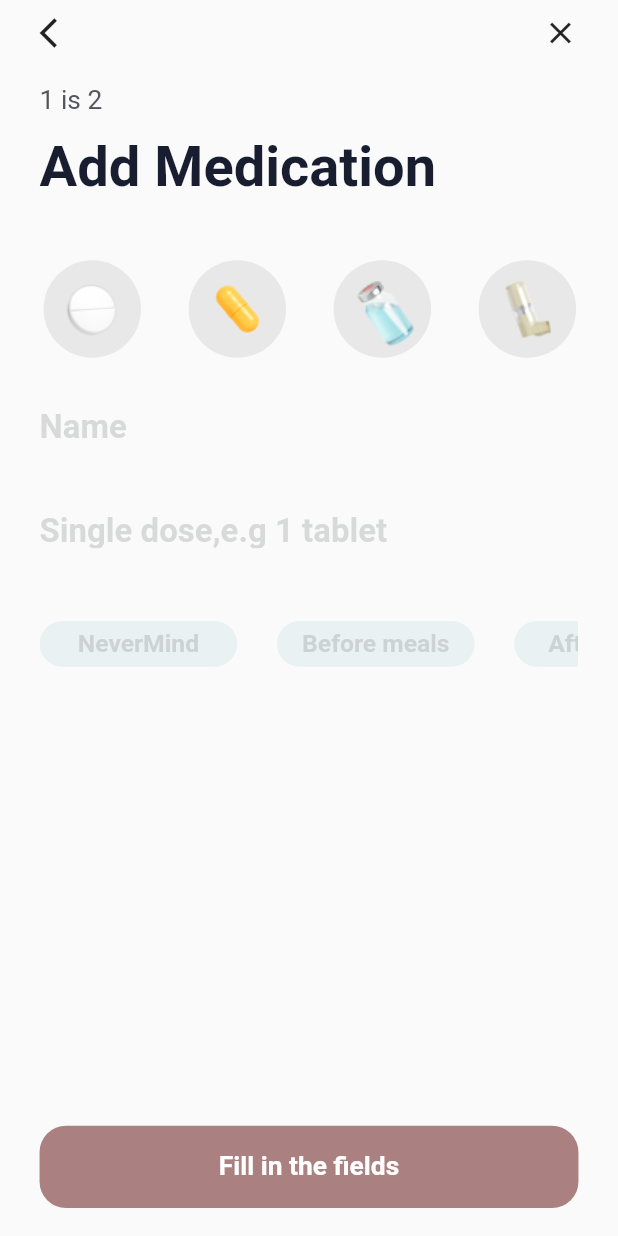
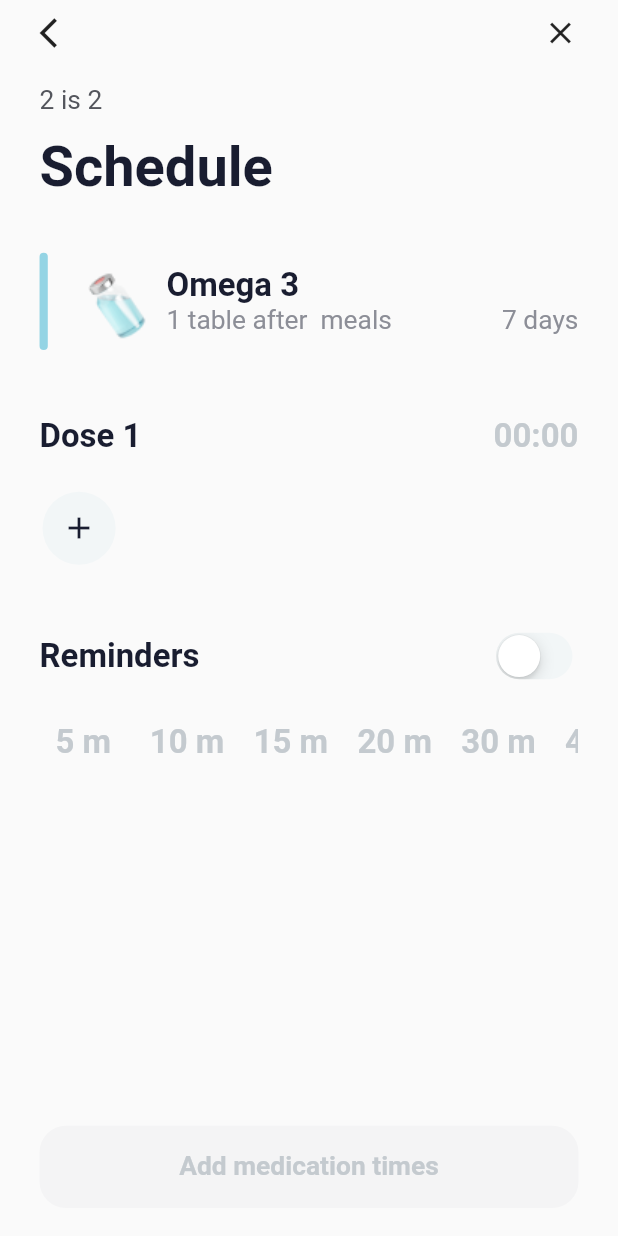
Before and after one commit to Rk-Thakur/Flutter_UIDesign, a Flutter app: the ThirdPage screen opened directly, on a phone screen of 412 x 824 dp. Run offline on Flutter 3.47's test engine with Material 2 defaults, Android fonts, the phone set to English and light mode, and no system bars; our stand-ins replace flutter_screenutil, flutter_slidable, getwidget.

Commit message:
Pill Tracking UI Done

```diff
--- a/lib/main.dart
+++ b/lib/main.dart
@@ -19,9 +19,10 @@ class MyApp extends StatelessWidget {
     return ScreenUtilInit(
         designSize: const Size(375, 812),
         builder: (context, child) {
-          return const MaterialApp(
-            // debugShowCheckedModeBanner: false,
-            home: FirstPage(),
+          return MaterialApp(
+            theme: ThemeData(),
+            debugShowCheckedModeBanner: false,
+            home: const FirstPage(),
           );
         });
   }
--- a/lib/pill_tracking_ui/second_page.dart
+++ b/lib/pill_tracking_ui/second_page.dart
@@ -264,14 +264,16 @@ class _SecondPageState extends State<SecondPage> {
                   height: 54.h,
                   decoration: BoxDecoration(
                       color: nameController.text.isEmpty
-                          ? const Color.fromARGB(255, 171, 128, 128)
+                          ? const Color(0xfff4f4f5)
                           : const Color(0xff1892fa),
                       borderRadius: BorderRadius.all(Radius.circular(16.0.sp))),
                   child: Center(
                       child: Text(
                     nameController.text.isEmpty ? "Fill in the fields" : "Next",
                     style: TextStyle(
-                      color: Colors.white,
+                      color: nameController.text.isEmpty
+                          ? const Color(0xffc4cacf)
+                          : Colors.white,
                       fontSize: 16.sp,
                       fontWeight: FontWeight.w600,
                     ),
--- a/lib/pill_tracking_ui/third_page.dart
+++ b/lib/pill_tracking_ui/third_page.dart
@@ -1,3 +1,4 @@
+import 'package:flutter/cupertino.dart';
 import 'package:flutter/material.dart';
 import 'package:flutter_screenutil/flutter_screenutil.dart';
 
@@ -15,15 +16,10 @@ class _ThirdPageState extends State<ThirdPage> {
     MedicationModel(image: 'assets/insulin.png'),
     MedicationModel(image: 'assets/inhale.png'),
   ];
-  List<String> time = [
-    'NeverMind',
-    'Before meals',
-    'After Meals',
-    'After Meals'
-  ];
+  List<String> times = ['5 m', '10 m', '15 m', '20 m', '30 m', '45 m'];
   final nameController = TextEditingController();
-  List<bool?> isTapped = [false, false, false, false];
-  List<bool?> isMedicine = [false, false, false, false];
+  List<bool?> isTappeds = [false, false, false, false, false, false];
+  bool isSwitched = false;
   @override
   Widget build(BuildContext context) {
     return Scaffold(
@@ -51,7 +47,7 @@ class _ThirdPageState extends State<ThirdPage> {
             ),
             //body
             SizedBox(
-                height: 405.h,
+                height: 462.h,
                 width: 375.w,
                 child: Column(
                   crossAxisAlignment: CrossAxisAlignment.start,
@@ -62,7 +58,7 @@ class _ThirdPageState extends State<ThirdPage> {
                     SizedBox(
                       height: 20.h,
                       child: Text(
-                        "1 is 2",
+                        "2 is 2",
                         style: TextStyle(
                             fontSize: 16.sp,
                             fontWeight: FontWeight.w400,
@@ -75,7 +71,7 @@ class _ThirdPageState extends State<ThirdPage> {
                     SizedBox(
                       height: 38.h,
                       child: Text(
-                        "Add Medication",
+                        "Schedule",
                         style: TextStyle(
                             fontWeight: FontWeight.w700,
                             fontSize: 34.sp,
@@ -86,164 +82,200 @@ class _ThirdPageState extends State<ThirdPage> {
                       height: 40.h,
                     ),
                     SizedBox(
-                        height: 74.h,
-                        child: ListView.builder(
-                            scrollDirection: Axis.horizontal,
-                            itemCount: medicationModel.length,
-                            itemBuilder: (context, index) {
-                              return Row(
+                      width: 375.w,
+                      height: 64.h,
+                      child: Row(
                         children: [
-                                  Stack(
+                          SizedBox(
+                            height: 64.h,
+                            width: 77.w,
+                            child: Row(
                               children: [
-                                      GestureDetector(
-                                        onTap: () {
-                                          setState(() {
-                                            if (isMedicine.contains(true)) {
-                                              setState(() {
-                                                isMedicine[index] = false;
-                                              });
-                                            } else {
-                                              setState(() {
-                                                isMedicine[index] =
-                                                    !isMedicine[index]!;
-                                              });
-                                            }
-                                          });
-                                        },
-                                        child: Container(
+                                Container(
+                                  width: 5.w,
+                                  height: 64.h,
+                                  decoration: BoxDecoration(
+                                      color: const Color.fromARGB(
+                                          255, 148, 212, 228),
+                                      borderRadius: BorderRadius.all(
+                                          Radius.circular(100.sp))),
+                                ),
+                                const Spacer(),
+                                SizedBox(
                                   width: 64.w,
                                   height: 64.h,
-                                          decoration: BoxDecoration(
-                                            color: Colors.grey.withOpacity(.2),
-                                            shape: BoxShape.circle,
-                                          ),
-                                          child: Image.asset(
-                                              medicationModel[index].image),
+                                  child: Image.asset('assets/insulin.png'),
+                                )
+                              ],
                             ),
                           ),
-                                      !isMedicine[index]!
-                                          ? const SizedBox.shrink()
-                                          : Positioned(
-                                              left: 44.w,
-                                              child: Container(
-                                                  width: 18.sp,
-                                                  height: 18.sp,
-                                                  decoration:
-                                                      const BoxDecoration(
-                                                          shape:
-                                                              BoxShape.circle,
-                                                          color: Color(
-                                                              0xff67b779)),
-                                                  child: Image.asset(
-                                                      'assets/tick.png')))
+                          Expanded(
+                              child: SizedBox(
+                            width: 242.w,
+                            height: 52.h,
+                            child: Column(
+                              mainAxisAlignment: MainAxisAlignment.center,
+                              crossAxisAlignment: CrossAxisAlignment.start,
+                              children: [
+                                Text(
+                                  "Omega 3",
+                                  style: TextStyle(
+                                    color: const Color(0xff191d30),
+                                    fontWeight: FontWeight.w700,
+                                    fontSize: 20.sp,
+                                  ),
+                                ),
+                                Row(
+                                  mainAxisAlignment:
+                                      MainAxisAlignment.spaceBetween,
+                                  children: [
+                                    Text(
+                                      '1 table after  meals',
+                                      style: TextStyle(
+                                        color: const Color(0xff8c8e97),
+                                        fontWeight: FontWeight.w400,
+                                        fontSize: 16.sp,
+                                      ),
+                                    ),
+                                    Text('7 days',
+                                        style: TextStyle(
+                                          color: const Color(0xff8c8e97),
+                                          fontWeight: FontWeight.w400,
+                                          fontSize: 16.sp,
+                                        )),
                                   ],
                                 ),
-                                  SizedBox(
-                                    width: 24.w,
+                              ],
                             ),
+                          ))
                         ],
-                              );
-                            })),
-                    SizedBox(
-                      height: 40.h,
-                    ),
-                    SizedBox(
-                      height: 24.h,
-                      child: TextFormField(
-                        cursorColor: const Color(0xff191d30),
-                        controller: nameController,
-                        decoration: InputDecoration(
-                            enabledBorder: const UnderlineInputBorder(
-                              borderSide: BorderSide(color: Colors.transparent),
-                            ),
-                            focusedBorder: const UnderlineInputBorder(
-                              borderSide: BorderSide(color: Colors.transparent),
-                            ),
-                            hintText: 'Name',
-                            hintStyle: TextStyle(
-                                fontSize: 20.sp,
-                                fontWeight: FontWeight.w700,
-                                color: const Color.fromARGB(255, 139, 140, 141)
-                                    .withOpacity(.30))),
                       ),
                     ),
                     SizedBox(
                       height: 44.h,
                     ),
                     SizedBox(
+                      width: 375.w,
                       height: 24.h,
-                      child: TextFormField(
-                        cursorColor: const Color(0xff191d30),
-                        decoration: InputDecoration(
-                            enabledBorder: const UnderlineInputBorder(
-                              borderSide: BorderSide(color: Colors.transparent),
+                      child: Row(
+                        mainAxisAlignment: MainAxisAlignment.spaceBetween,
+                        children: [
+                          Text(
+                            "Dose 1",
+                            style: TextStyle(
+                              color: const Color(0xff191d30),
+                              fontWeight: FontWeight.w700,
+                              fontSize: 20.sp,
                             ),
-                            focusedBorder: const UnderlineInputBorder(
-                              borderSide: BorderSide(color: Colors.transparent),
                           ),
-                            hintText: 'Single dose,e.g 1 tablet',
-                            hintStyle: TextStyle(
+                          Text("00:00",
+                              style: TextStyle(
+                                color: const Color(0xffc4cacf),
+                                fontWeight: FontWeight.w700,
                                 fontSize: 20.sp,
-                                fontWeight: FontWeight.w700,
-                                color: const Color.fromARGB(255, 139, 140, 141)
-                                    .withOpacity(.30))),
+                              )),
+                        ],
                       ),
                     ),
                     SizedBox(
-                      height: 36.h,
+                      height: 25.h,
                     ),
                     SizedBox(
-                        height: 30.h,
+                      height: 48.h,
+                      child: Container(
+                        height: 48.h,
+                        width: 48.w,
+                        decoration: const BoxDecoration(
+                          shape: BoxShape.circle,
+                          color: Color(0xfff2f6f7),
+                        ),
+                        child: const Center(
+                          child: Icon(
+                            Icons.add,
+                            color: Color(0xff191d30),
+                          ),
+                        ),
+                      ),
+                    ),
+                    SizedBox(
+                      height: 44.h,
+                    ),
+                    SizedBox(
+                      height: 32.h,
+                      child: Row(
+                        mainAxisAlignment: MainAxisAlignment.spaceBetween,
+                        children: [
+                          Text(
+                            "Reminders",
+                            style: TextStyle(
+                              color: const Color(0xff191d30),
+                              fontWeight: FontWeight.w700,
+                              fontSize: 20.sp,
+                            ),
+                          ),
+                          CupertinoSwitch(
+                              activeColor: const Color(0xfff2f6f7),
+                              trackColor: const Color(0xfff2f6f7),
+                              thumbColor: isSwitched
+                                  ? const Color(0xff1892fa)
+                                  : Colors.white,
+                              value: isSwitched,
+                              onChanged: (value) {
+                                setState(() {
+                                  isSwitched = value;
+                                });
+                              })
+                        ],
+                      ),
+                    ),
+                    SizedBox(
+                      height: 28.h,
+                    ),
+                    SizedBox(
+                        height: 24.h,
                         child: ListView.builder(
                             scrollDirection: Axis.horizontal,
-                            itemCount: time.length,
+                            itemCount: times.length,
                             itemBuilder: (context, index) {
                               return Row(
                                 children: [
                                   GestureDetector(
                                     onTap: () {
                                       setState(() {
-                                        if (isTapped.contains(true)) {
+                                        if (isTappeds.contains(true)) {
                                           setState(() {
-                                            isTapped[index] = false;
+                                            isTappeds[index] = false;
                                           });
                                         } else {
                                           setState(() {
-                                            isTapped[index] = !isTapped[index]!;
+                                            isTappeds[index] =
+                                                !isTappeds[index]!;
                                           });
                                         }
                                       });
                                     },
-                                    child: Container(
-                                      width: 120.w,
-                                      height: 90.h,
-                                      decoration: BoxDecoration(
-                                        borderRadius:
-                                            BorderRadius.circular(100.sp),
-                                        color: const Color.fromARGB(
-                                            255, 233, 241, 242),
-                                      ),
+                                    child: SizedBox(
+                                      width: 53.w,
+                                      height: 24.h,
                                       child: Align(
                                           alignment: Alignment.center,
                                           child: Text(
-                                            time[index],
+                                            times[index],
                                             style: TextStyle(
-                                                fontSize: 15.sp,
-                                                fontWeight: FontWeight.w700,
-                                                color: !isTapped[index]!
-                                                    ? const Color.fromARGB(
-                                                            255, 139, 140, 141)
-                                                        .withOpacity(.30)
+                                                fontSize: 20.sp,
+                                                fontWeight: FontWeight.w600,
+                                                color: !isTappeds[index]!
+                                                    ? const Color(0xffc4cacf)
                                                     : const Color(0xff191d30)),
                                           )),
                                     ),
                                   ),
                                   SizedBox(
-                                    width: 24.w,
+                                    width: 10.w,
                                   ),
                                 ],
                               );
-                            })),
+                            }))
                   ],
                 )),
 
@@ -256,15 +288,16 @@ class _ThirdPageState extends State<ThirdPage> {
                   width: 327.w,
                   height: 54.h,
                   decoration: BoxDecoration(
-                      color: nameController.text.isEmpty
-                          ? const Color.fromARGB(255, 171, 128, 128)
+                      color: !isSwitched
+                          ? const Color(0xfff4f4f5)
                           : const Color(0xff1892fa),
                       borderRadius: BorderRadius.all(Radius.circular(16.0.sp))),
                   child: Center(
                       child: Text(
-                    nameController.text.isEmpty ? "Fill in the fields" : "Next",
+                    !isSwitched ? "Add medication times" : "Done",
                     style: TextStyle(
-                      color: Colors.white,
+                      color:
+                          !isSwitched ? const Color(0xffc4cacf) : Colors.white,
                       fontSize: 16.sp,
                       fontWeight: FontWeight.w600,
                     ),
```
Also changed, not shown: assets/app/fifth.png (added), assets/app/sixth.png (added), 1 other file. Lines whose indentation alone changed are shown as unchanged.
